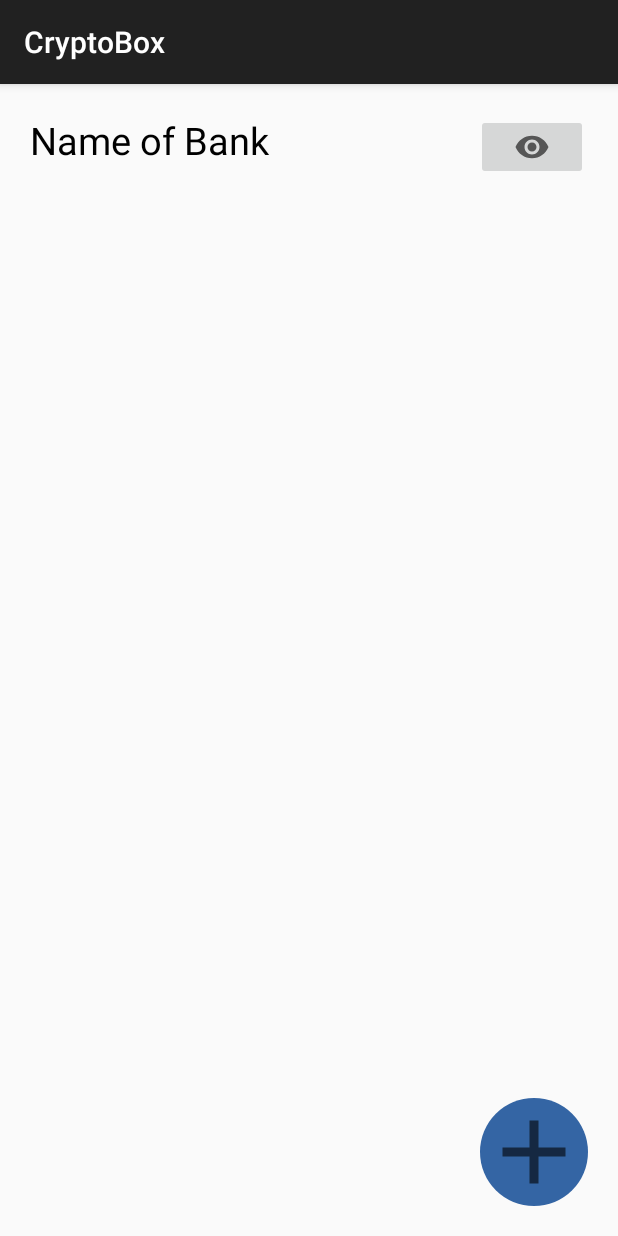
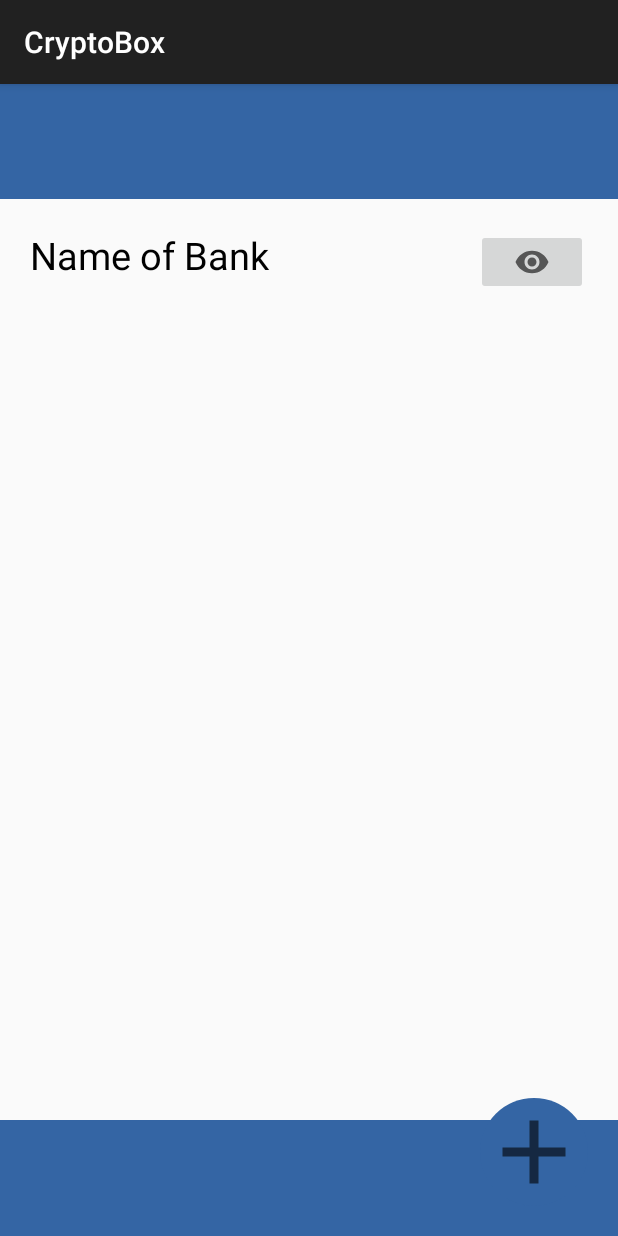
Before and after one commit to sujiths/CryptoBox, an Android app: the SecretsViewActivity screen opened directly, with no data from a screen before it, on a phone screen of 412 x 824 dp. Run offline under Robolectric (Android 15) with nearby library versions, the phone set to English and light mode, and no system bars; 2 statements that could not run were skipped.

Commit message:
Added Toolbars top and bottom of view

```diff
--- a/app/src/main/res/layout/secrets_view.xml
+++ b/app/src/main/res/layout/secrets_view.xml
@@ -11,10 +11,22 @@
         android:layout_height="match_parent"
         android:orientation="vertical">
 
+        <LinearLayout
+            android:layout_width="match_parent"
+            android:layout_height="match_parent"
+            android:orientation="vertical">
+
+            <androidx.appcompat.widget.Toolbar
+                android:layout_width="match_parent"
+                android:layout_height="0dp"
+                android:layout_weight="1"
+                android:background="@color/button_blue"/>
+
             <ScrollView
                 android:id="@+id/scroller"
                 android:layout_width="match_parent"
-            android:layout_height="match_parent">
+                android:layout_height="0dp"
+                android:layout_weight="8">
 
                 <LinearLayout
                     android:id="@+id/scroll_parent"
@@ -23,12 +35,19 @@
                     android:orientation="vertical" />
             </ScrollView>
 
+            <androidx.appcompat.widget.Toolbar
+                android:layout_width="match_parent"
+                android:layout_height="0dp"
+                android:layout_weight="1"
+                android:background="@color/button_blue"/>
+        </LinearLayout>
+
         <ImageButton
             android:id="@+id/add_secret"
             android:layout_width="wrap_content"
             android:layout_height="wrap_content"
+            android:layout_gravity="bottom|end"
             android:layout_margin="20dp"
-            android:layout_gravity="bottom|end"
             android:background="@drawable/round_shape"
             android:src="@drawable/ic_baseline_add_24" />
     </FrameLayout>
```
Lines whose indentation alone changed are shown as unchanged.
